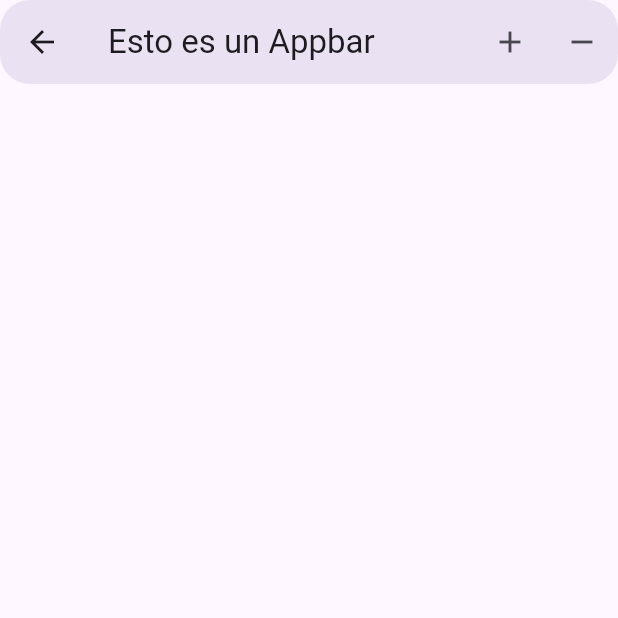
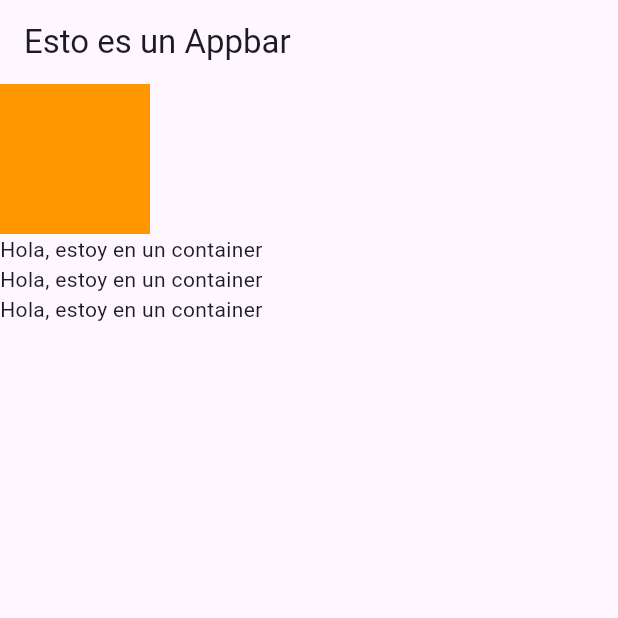
Before and after one commit to sebudea/FlutterLearn, a Flutter app: the screen it shows after launch, on a phone screen of 412 x 824 dp, the top half of it. Run offline on Flutter 3.47's test engine with Material 3 defaults, Android fonts, the phone set to English and light mode, and no system bars.

Commit message:
Flutter Column

```diff
--- a/lib/main.dart
+++ b/lib/main.dart
@@ -11,31 +11,25 @@ class MyApp extends StatelessWidget {
       title: 'Material App',
       home: Scaffold(
         appBar: AppBar(
-          title: Text("Esto es un Appbar"),
-          actions: <Widget>[
-            IconButton(
-              onPressed: _add,
-              icon: Icon(Icons.add),
-            ),
-            IconButton(
-              onPressed: _add,
-              icon: Icon(Icons.remove),
-            ),
-          ],
-          elevation: 10,
-          shape:
-              RoundedRectangleBorder(borderRadius: BorderRadius.circular(20)),
-          leading: IconButton(
-            onPressed: _add,
-            icon: Icon(Icons.arrow_back),
+          title: const Text("Esto es un Appbar"),
+        ),
+        body: SizedBox(
+          width: double.infinity,
+          child: Column(
+            crossAxisAlignment: CrossAxisAlignment.start,
+            children: <Widget>[
+              Container(
+                color: Colors.orange,
+                height: 100,
+                width: 100,
+              ),
+              Text("Hola, estoy en un container"),
+              Text("Hola, estoy en un container"),
+              Text("Hola, estoy en un container"),
+            ],
           ),
         ),
-        body: Center(),
       ),
     );
   }
-
-  void _add() {
-    print("hola");
-  }
 }
```
